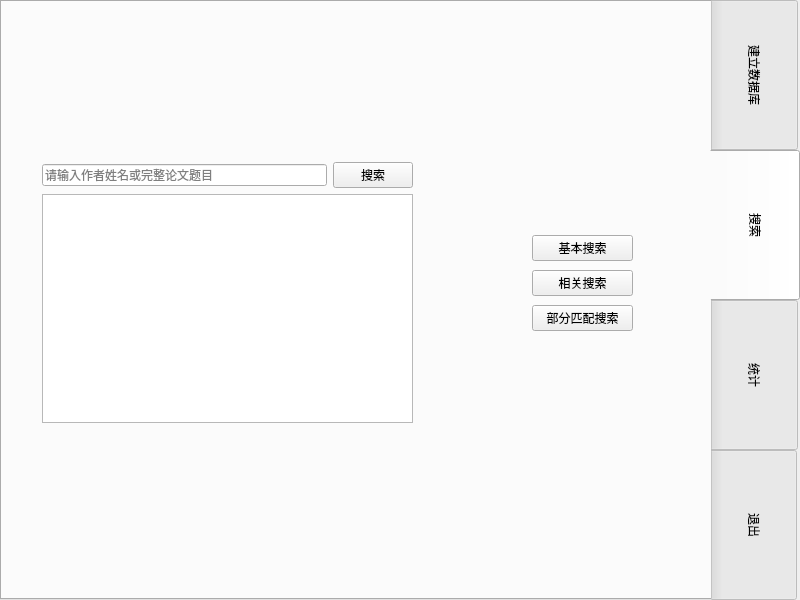
FeatherRed/DBLP-Management-System, file mainui/mainwindow.ui: the form before one commit.
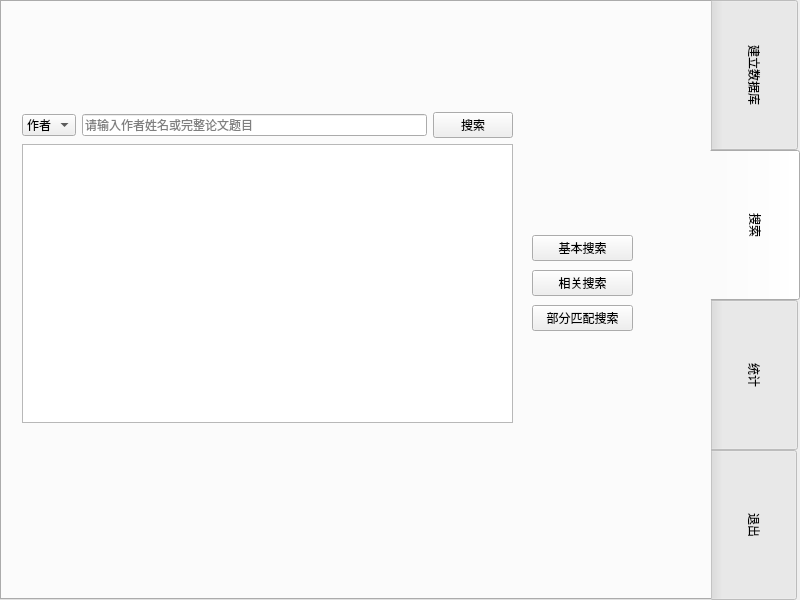
The form after the commit. The open tabs and pages were chosen to show the change.

Commit message: 更新了ui

Diff of the .ui file:
```diff
--- a/mainui/mainwindow.ui
+++ b/mainui/mainwindow.ui
@@ -97,10 +97,10 @@
     <widget class="QStackedWidget" name="stackedWidget">
      <property name="geometry">
       <rect>
-       <x>30</x>
+       <x>20</x>
        <y>60</y>
-       <width>391</width>
-       <height>411</height>
+       <width>501</width>
+       <height>431</height>
       </rect>
      </property>
      <property name="currentIndex">
@@ -111,17 +111,40 @@
       <widget class="QWidget" name="layoutWidget">
        <property name="geometry">
         <rect>
-         <x>10</x>
-         <y>100</y>
-         <width>371</width>
-         <height>261</height>
+         <x>0</x>
+         <y>50</y>
+         <width>491</width>
+         <height>311</height>
         </rect>
        </property>
        <layout class="QVBoxLayout" name="verticalLayout_2">
         <item>
          <layout class="QHBoxLayout" name="horizontalLayout">
+          <item>
+           <widget class="QComboBox" name="comboBox_basicsearch">
+            <property name="enabled">
+             <bool>true</bool>
+            </property>
+            <property name="frame">
+             <bool>true</bool>
+            </property>
+            <item>
+             <property name="text">
+              <string>作者</string>
+             </property>
+            </item>
+            <item>
+             <property name="text">
+              <string>论文</string>
+             </property>
+            </item>
+           </widget>
+          </item>
           <item>
            <widget class="QLineEdit" name="lineEdit_basicsearch">
+            <property name="frame">
+             <bool>true</bool>
+            </property>
             <property name="placeholderText">
              <string>请输入作者姓名或完整论文题目</string>
             </property>
@@ -137,11 +160,7 @@
          </layout>
         </item>
         <item>
-         <widget class="QPlainTextEdit" name="plainTextEdit_basicsearch">
-          <property name="placeholderText">
-           <string/>
-          </property>
-         </widget>
+         <widget class="QTableView" name="tableView_basicsearch"/>
         </item>
        </layout>
       </widget>
```
Left out of the diff: 12 changed lines with no effect on the pictures.
